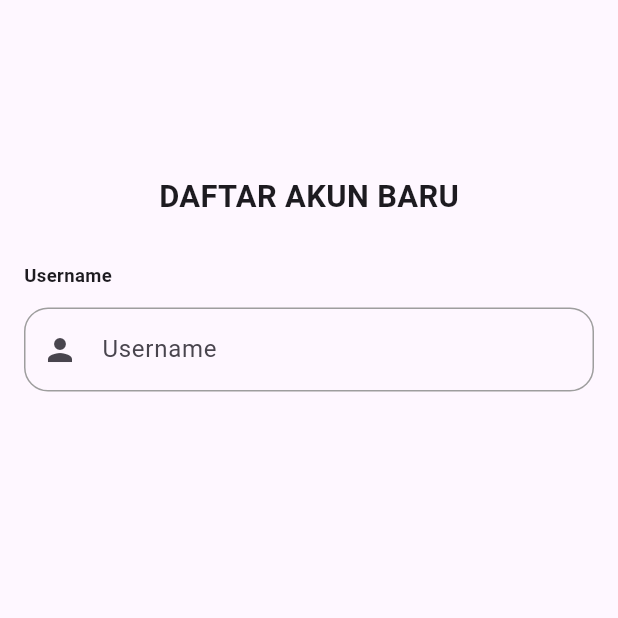
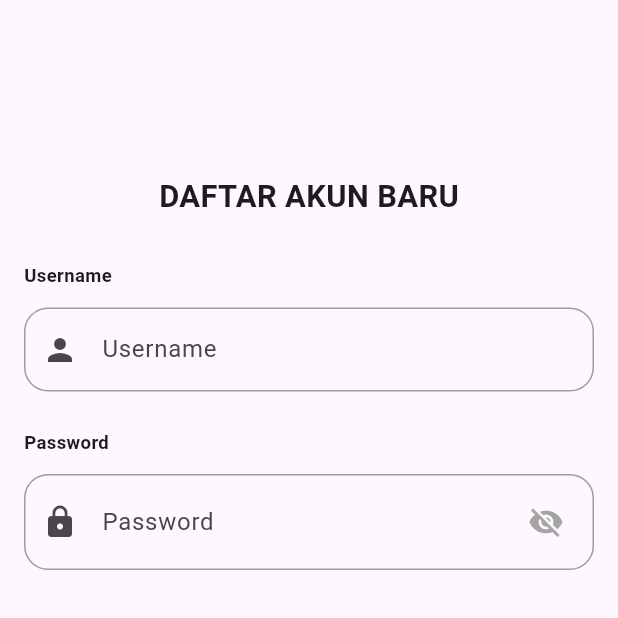
Before and after one commit to LYChubby/TernakKenariAppRestAPI_009, a Flutter app: the RegisterScreen screen opened directly, on a phone screen of 412 x 824 dp, the top half of it. Run offline on Flutter 3.47's test engine with Material 3 defaults, Android fonts, the phone set to English and light mode, and no system bars; our stand-ins replace bloc, dartz, dropdown_button2, flutter_secure_storage; accounts and stored records are empty.

Commit message:
Membuat CustomTextField Password

```diff
--- a/lib/presentation/auth/register_screen.dart
+++ b/lib/presentation/auth/register_screen.dart
@@ -1,5 +1,6 @@
 import 'package:canary_template/core/components/custom_text_field.dart';
 import 'package:canary_template/core/components/spaces.dart';
+import 'package:canary_template/core/constants/colors.dart';
 import 'package:flutter/material.dart';
 
 class RegisterScreen extends StatefulWidget {
@@ -65,6 +66,32 @@ class _RegisterScreenState extends State<RegisterScreen> {
                   ),
                 ),
                 const SpaceHeight(25),
+                CustomTextField(
+                  controller: passwordController,
+                  label: "Password",
+                  validator: "Password tidak boleh kosong",
+                  obscureText: !isShowPassword,
+                  prefixIcon: Padding(
+                    padding: const EdgeInsets.all(8.0),
+                    child: Icon(Icons.lock),
+                  ),
+                  suffixIcon: Padding(
+                    padding: const EdgeInsets.all(8.0),
+                    child: IconButton(
+                      icon: Icon(
+                        isShowPassword
+                            ? Icons.visibility
+                            : Icons.visibility_off,
+                        color: AppColors.grey,
+                      ),
+                      onPressed: () {
+                        setState(() {
+                          isShowPassword = !isShowPassword;
+                        });
+                      },
+                    ),
+                  ),
+                ),
               ],
             ),
           ),
```
